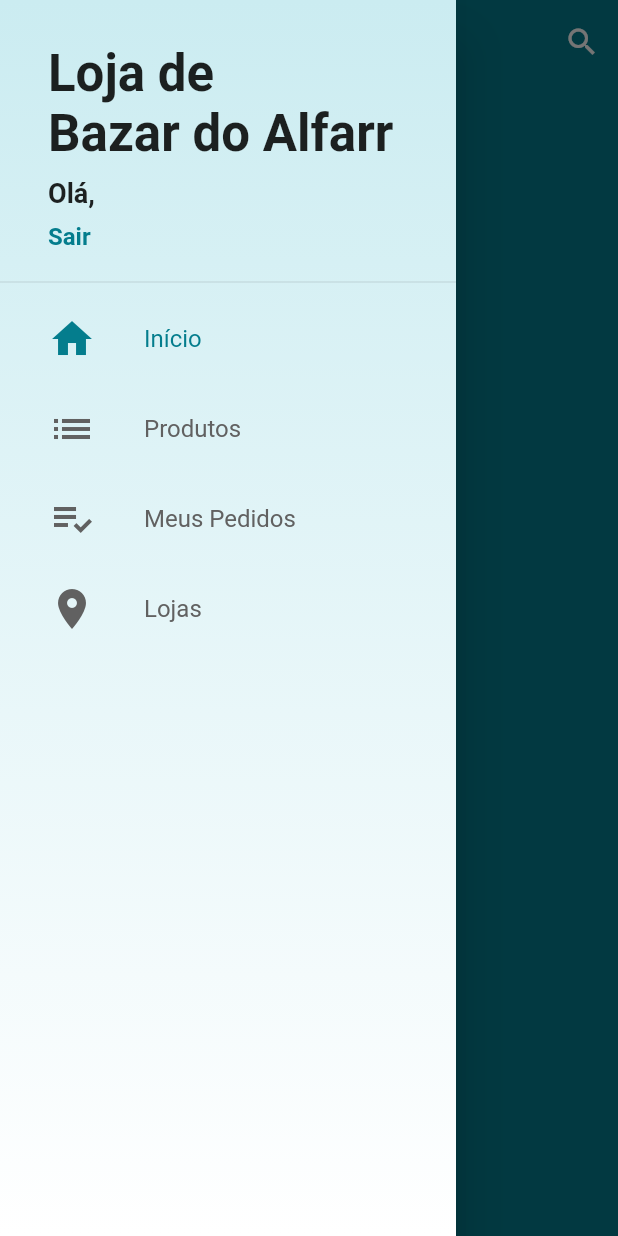
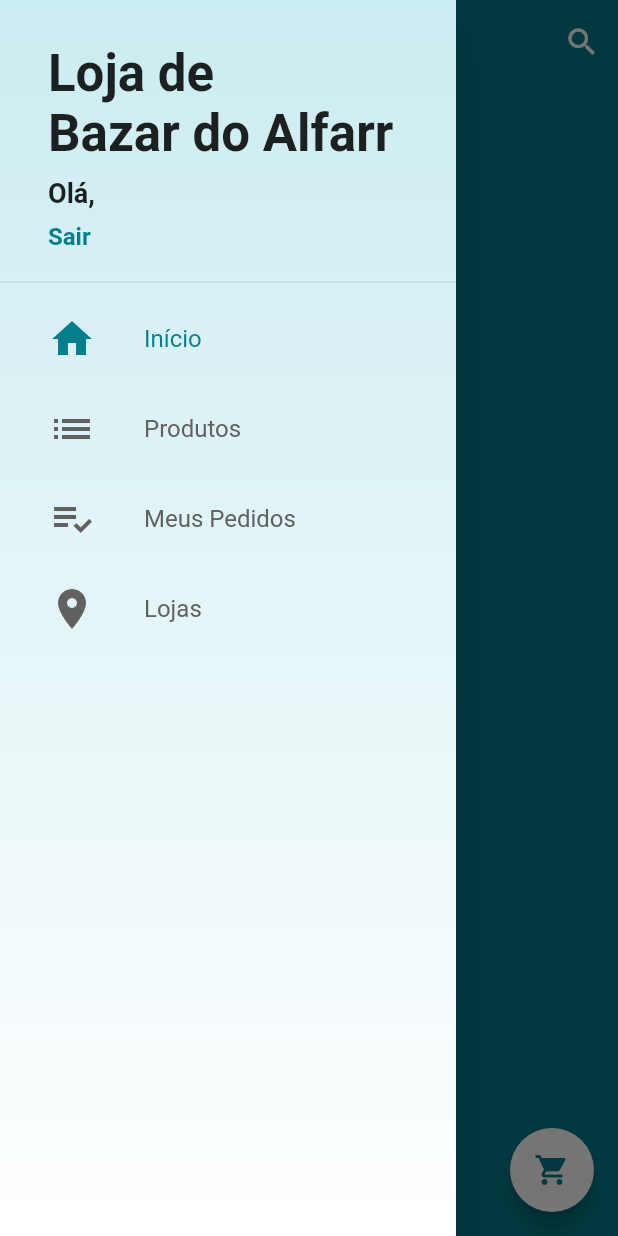
Before and after one commit to alvarofonteles/loja_virtual, a Flutter app: the ProductsScreen screen opened directly, with the side drawer open, on a phone screen of 412 x 824 dp. Run offline on Flutter 3.47's test engine with Material 2 defaults, Android fonts, the phone set to English and light mode, and no system bars; our stand-ins replace carousel_pro, cloud_firestore, email_validator, firebase_auth, firebase_core; accounts and stored records are empty.

Commit message:
45. Salvando o Carrinho do Usuário e Empilhando Itens

```diff
--- a/lib/screens/products/products_screen.dart
+++ b/lib/screens/products/products_screen.dart
@@ -91,6 +91,14 @@ class ProductsScreen extends StatelessWidget {
           );
         },
       ),
+      floatingActionButton: FloatingActionButton(
+        backgroundColor: Colors.white,
+        foregroundColor: colorPrimary,
+        onPressed: () {
+          Navigator.of(context).pushNamed('/cart');
+        },
+        child: const Icon(Icons.shopping_cart),
+      ),
     );
   }
 }
```
Also changed, not shown: lib/models/cart_manager.dart (+8 -1 lines), lib/models/cart_product.dart (+10 -0 lines).
